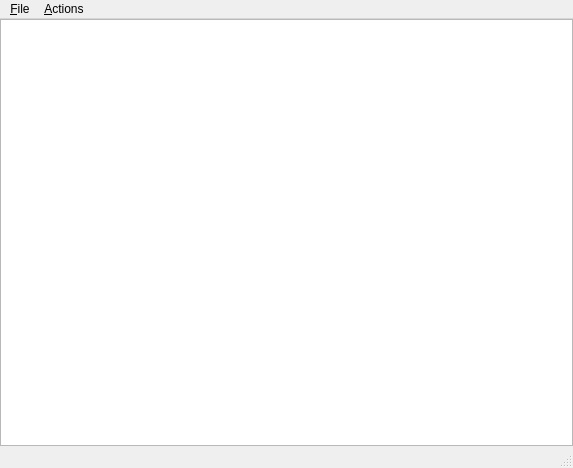
The window that mainwindow.ui (jonasgitt/TreeView) describes before a commit, drawn with Qt 5.
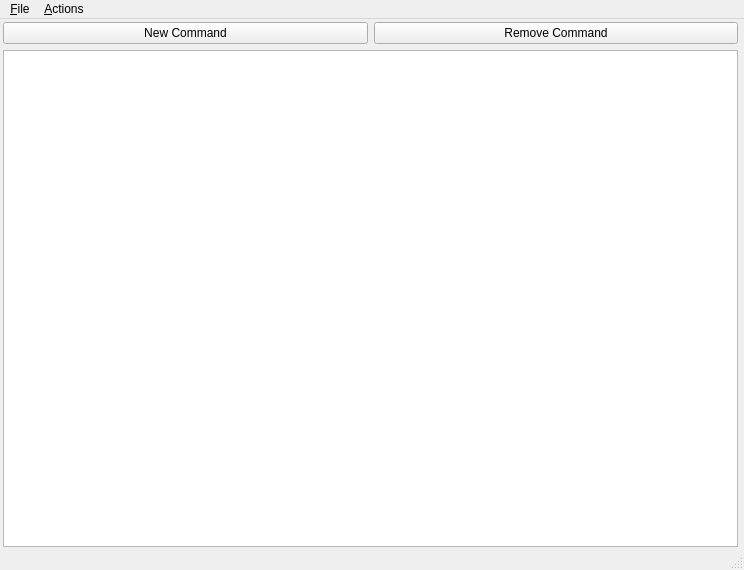
The same window after the commit.

```diff
--- a/mainwindow.ui
+++ b/mainwindow.ui
@@ -1,63 +1,97 @@
 <ui version="4.0" >
  <class>MainWindow</class>
- <widget class="QMainWindow" name="MainWindow" >
-  <property name="geometry" >
+ <widget class="QMainWindow" name="MainWindow">
+  <property name="geometry">
    <rect>
     <x>0</x>
     <y>0</y>
-    <width>573</width>
-    <height>468</height>
+    <width>744</width>
+    <height>570</height>
    </rect>
   </property>
   <property name="windowTitle" >
    <string>Editable Tree Model</string>
   </property>
-  <widget class="QWidget" name="centralwidget" >
-   <layout class="QVBoxLayout" >
-    <property name="margin" >
-     <number>0</number>
+  <widget class="QWidget" name="centralwidget">
+   <widget class="QWidget" name="">
+    <property name="geometry">
+     <rect>
+      <x>0</x>
+      <y>0</y>
+      <width>741</width>
+      <height>531</height>
+     </rect>
     </property>
-    <property name="spacing" >
-     <number>0</number>
-    </property>
-    <item>
-     <widget class="QTreeView" name="view" >
-      <property name="alternatingRowColors" >
-       <bool>true</bool>
-      </property>
-      <property name="selectionBehavior" >
-       <enum>QAbstractItemView::SelectItems</enum>
-      </property>
-      <property name="horizontalScrollMode" >
-       <enum>QAbstractItemView::ScrollPerPixel</enum>
-      </property>
-      <property name="animated" >
-       <bool>false</bool>
-      </property>
-      <property name="allColumnsShowFocus" >
-       <bool>true</bool>
-      </property>
-     </widget>
-    </item>
-   </layout>
+    <layout class="QVBoxLayout" name="verticalLayout">
+     <property name="leftMargin">
+      <number>3</number>
+     </property>
+     <property name="topMargin">
+      <number>3</number>
+     </property>
+     <property name="rightMargin">
+      <number>3</number>
+     </property>
+     <property name="bottomMargin">
+      <number>3</number>
+     </property>
+     <item>
+      <layout class="QHBoxLayout" name="ButtonLayout">
+       <item>
+        <widget class="QPushButton" name="newCommand">
+         <property name="text">
+          <string>New Command</string>
+         </property>
+        </widget>
+       </item>
+       <item>
+        <widget class="QPushButton" name="RemoveCommand">
+         <property name="text">
+          <string>Remove Command</string>
+         </property>
+        </widget>
+       </item>
+      </layout>
+     </item>
+     <item>
+      <widget class="QTreeView" name="view">
+       <property name="alternatingRowColors">
+        <bool>true</bool>
+       </property>
+       <property name="selectionBehavior">
+        <enum>QAbstractItemView::SelectItems</enum>
+       </property>
+       <property name="horizontalScrollMode">
+        <enum>QAbstractItemView::ScrollPerPixel</enum>
+       </property>
+       <property name="animated">
+        <bool>false</bool>
+       </property>
+       <property name="allColumnsShowFocus">
+        <bool>true</bool>
+       </property>
+      </widget>
+     </item>
+    </layout>
+   </widget>
   </widget>
-  <widget class="QMenuBar" name="menubar" >
-   <property name="geometry" >
+  <widget class="QMenuBar" name="menubar">
+   <property name="geometry">
     <rect>
      <x>0</x>
      <y>0</y>
-     <width>573</width>
-     <height>31</height>
+     <width>744</width>
+     <height>21</height>
     </rect>
    </property>
-   <widget class="QMenu" name="fileMenu" >
-    <property name="title" >
+   <widget class="QMenu" name="fileMenu">
+    <property name="title">
      <string>&amp;File</string>
     </property>
     <addaction name="exitAction" />
    </widget>
-   <widget class="QMenu" name="actionsMenu" >
-    <property name="title" >
+   <widget class="QMenu" name="actionsMenu">
+    <property name="title">
      <string>&amp;Actions</string>
     </property>
     <addaction name="insertRowAction" />
@@ -68,8 +102,8 @@
     <addaction name="separator" />
     <addaction name="insertChildAction" />
    </widget>
-   <addaction name="fileMenu" />
-   <addaction name="actionsMenu" />
+   <addaction name="fileMenu"/>
+   <addaction name="actionsMenu"/>
   </widget>
   <widget class="QStatusBar" name="statusbar" />
   <action name="exitAction" >
```
Left out of the diff: 63 changed lines with no effect on the pictures.
